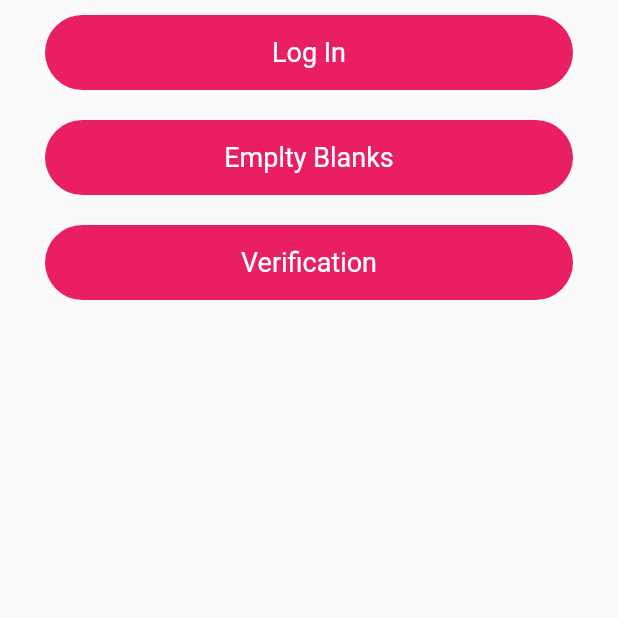
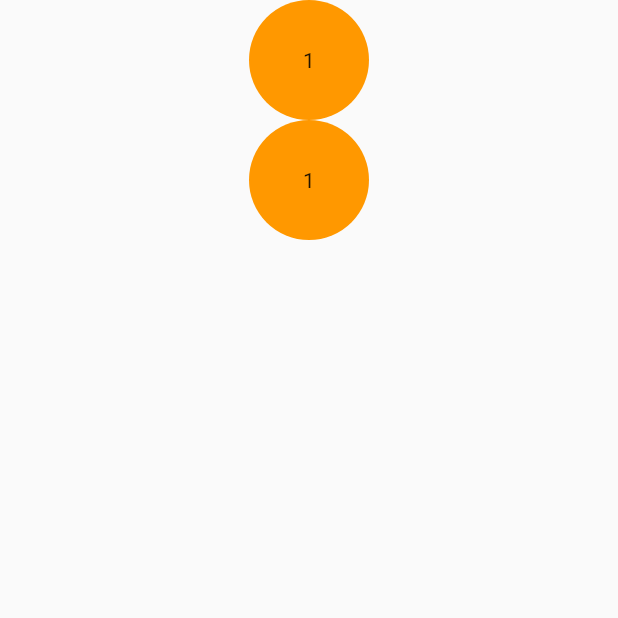
Before and after one commit to atik-sabuj/easy_calculator, a Flutter app: the screen it shows after launch, on a phone screen of 412 x 824 dp, the top half of it. Run offline on Flutter 3.47's test engine with Material 2 defaults, Android fonts, the phone set to English and light mode, and no system bars.

Commit message:
Calculator UI

```diff
--- a/lib/home_page.dart
+++ b/lib/home_page.dart
@@ -18,11 +18,8 @@ class _HomePageState extends State<HomePage> {
           padding: const EdgeInsets.symmetric(horizontal: 30),
           child: Column(
             children: [
-              MyButton(title: 'Log In',),
               MyButton(),
-              MyButton(title: 'Verification',),
-
-              //SizedBox(height: 20,),
+              MyButton(),
 
             ],
           ),
@@ -33,20 +30,18 @@ class _HomePageState extends State<HomePage> {
 }
 
 class MyButton extends StatelessWidget {
-  final String title;
-  const MyButton({Key? key, this.title = 'Emplty Blanks'}) : super(key: key);
+  const MyButton({Key? key}) : super(key: key);
 
   @override
   Widget build(BuildContext context) {
-    return Padding(
-      padding: const EdgeInsets.symmetric(vertical: 10),
-      child: Container(
-        height: 50,
-        decoration: BoxDecoration(
-          color: Colors.pink,
-          borderRadius: BorderRadius.circular(50),
-        ),
-        child: Center(child: Text(title, style: headingTextStyle3,)),
+    return Container(
+      height: 80,
+      decoration: BoxDecoration(
+        shape: BoxShape.circle,
+        color: Colors.orange,
+      ),
+      child: Center(
+        child: Text('1'),
       ),
     );
   }
```
